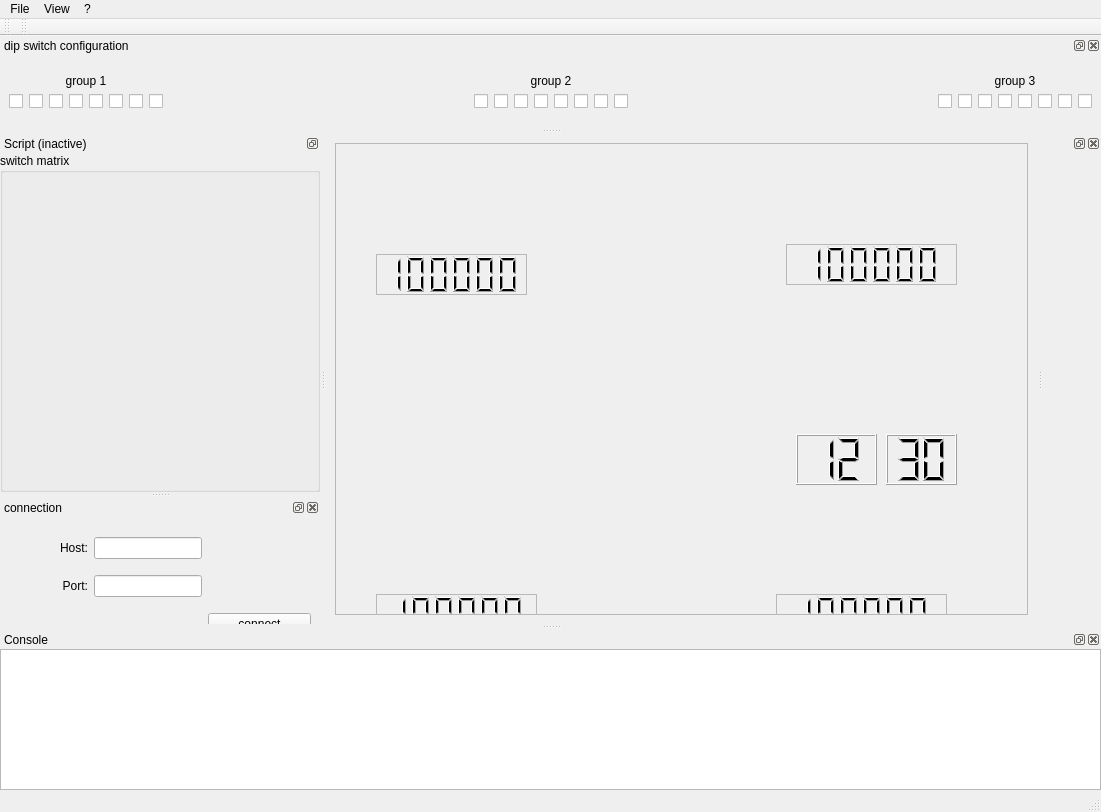
This is ui/lwin.ui in garzol/wiflip as Qt 5 draws it before an edit. The edited form follows.
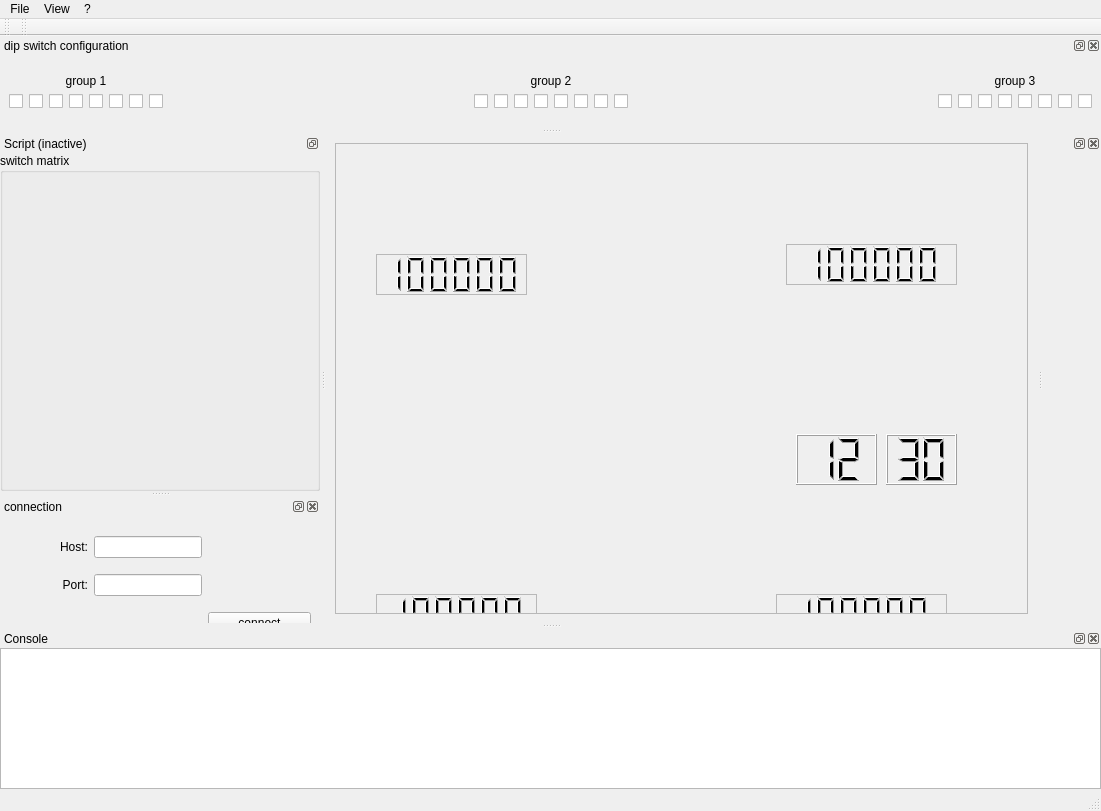
This is the edited form. Icons and pictures are not drawn.

```diff
--- a/ui/lwin.ui
+++ b/ui/lwin.ui
@@ -7,7 +7,7 @@
     <x>0</x>
     <y>0</y>
     <width>1101</width>
-    <height>812</height>
+    <height>811</height>
    </rect>
   </property>
   <property name="minimumSize">
@@ -50,7 +50,7 @@
            <x>0</x>
            <y>0</y>
            <width>689</width>
-           <height>466</height>
+           <height>465</height>
           </rect>
          </property>
          <property name="styleSheet">
```
Left out of the diff: 2 changed lines with no effect on the pictures.
